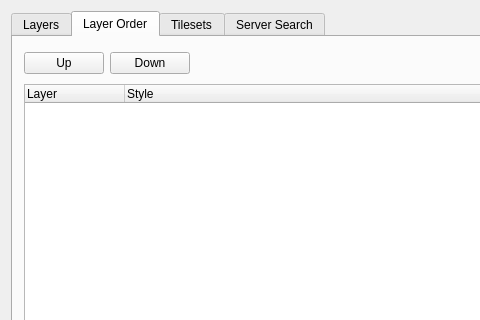
Old version of the form src/ui/qgswmssourceselectbase.ui in the repository qgis/QGIS; both pictures show x 0 to 480 and y 0 to 320 of the 773 by 539 pixel window.
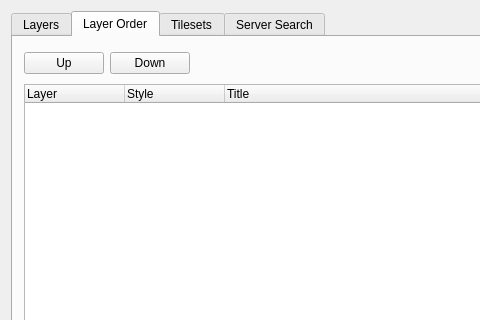
New version of the form. The open tabs and pages were chosen to show the change. Icons and pictures are not drawn.

Commit message: wms: use titles in layer name (fixes #4002)

Diff of the .ui file:
```diff
--- a/src/ui/qgswmssourceselectbase.ui
+++ b/src/ui/qgswmssourceselectbase.ui
@@ -318,6 +318,11 @@
            <string>Style</string>
           </property>
          </column>
+         <column>
+          <property name="text">
+           <string>Title</string>
+          </property>
+         </column>
         </widget>
        </item>
       </layout>
```
The commit also changes 2 other files.
